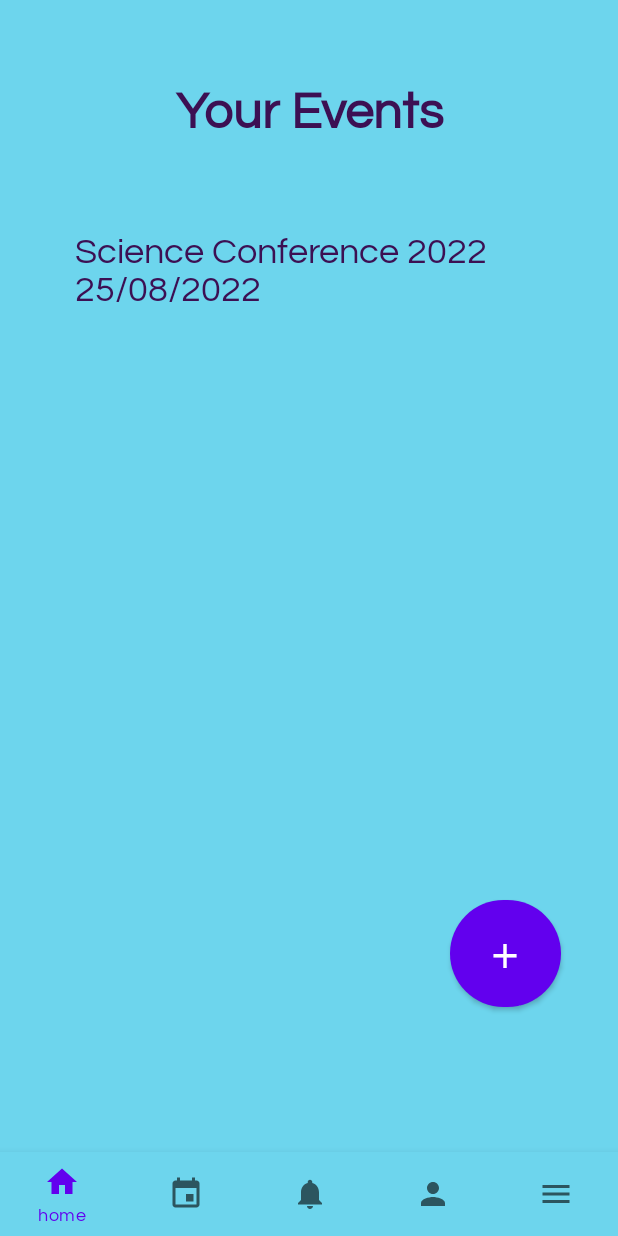
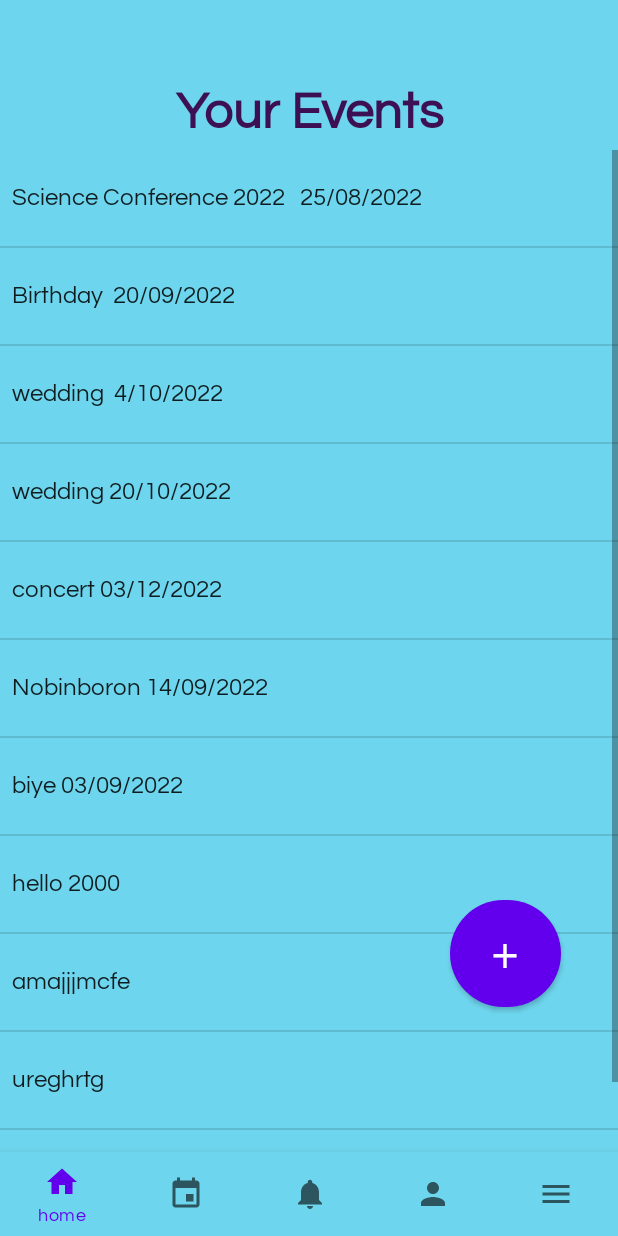
Before and after one commit to anika235/EventGo, an Android app: the homeFragment screen opened directly, with no data from a screen before it, on a phone screen of 412 x 824 dp. Run offline under Robolectric (Android 15) with nearby library versions, the phone set to English and light mode, and no system bars.

Commit message:
list view added

```diff
--- a/app/src/main/java/com/example/eventgo/homeFragment.java
+++ b/app/src/main/java/com/example/eventgo/homeFragment.java
@@ -6,14 +6,24 @@ import android.os.Bundle;
 import android.view.LayoutInflater;
 import android.view.View;
 import android.view.ViewGroup;
+import android.widget.AbsListView;
+import android.widget.AdapterView;
+import android.widget.ArrayAdapter;
 import android.widget.Button;
+import android.widget.ListView;
 import android.widget.TextView;
+import android.widget.Toast;
 
 import androidx.fragment.app.Fragment;
 
+import java.util.ArrayList;
+
 public class homeFragment extends Fragment {
+    ListView listView;
+    Activity context;
+    String[] events = {"Science Conference 2022   25/08/2022", "Birthday  20/09/2022", "wedding  4/10/2022", "wedding 20/10/2022", "concert 03/12/2022", "Nobinboron 14/09/2022",
+                      "biye 03/09/2022", "hello 2000", "amajjjmcfe","ureghrtg", "vuifjgrgurg"};
 
-    Activity context;
 
     private static final String ARG_PARAM1 = "param1";
     private static final String ARG_PARAM2 = "param2";
@@ -58,7 +68,13 @@ public class homeFragment extends Fragment {
     {
         super.onStart();
         Button button = (Button) context.findViewById(R.id.createbutton);
-        TextView button2 =(TextView) context.findViewById(R.id.textView3) ;
+        //TextView button2 =(TextView) context.findViewById(R.id.textView3) ;
+        listView = (ListView) context.findViewById(R.id.list);
+
+        ArrayAdapter<String> adapter = new ArrayAdapter<String>(context, android.R.layout.simple_dropdown_item_1line, events);
+        listView.setAdapter(adapter);
+
+
         button.setOnClickListener(new View.OnClickListener() {
             @Override
             public void onClick(View view) {
@@ -68,13 +84,18 @@ public class homeFragment extends Fragment {
             }
         });
 
-        button2.setOnClickListener(new View.OnClickListener() {
+
+        listView.setOnItemClickListener(new AdapterView.OnItemClickListener() {
             @Override
-            public void onClick(View view) {
-                Intent intent1 = new Intent(context, CurrentView.class);
-                startActivity(intent1);
+            public void onItemClick(AdapterView<?> adapterView, View view, int i, long l) {
+                Toast.makeText(context, events[i], Toast.LENGTH_SHORT).show();
+                 if(i==0)
+                 {
+                     startActivity(new Intent(context, CurrentView.class));
+                 }
             }
         });
 
+
     }
 }
--- a/app/src/main/res/layout/fragment_home.xml
+++ b/app/src/main/res/layout/fragment_home.xml
@@ -16,16 +16,13 @@
         android:textSize="34sp"
         android:textStyle="bold" />
 
-    <TextView
-        android:id="@+id/textView3"
-        android:layout_width="342dp"
-        android:layout_height="wrap_content"
-        android:layout_marginStart="50dp"
-        android:layout_marginTop="150dp"
-        android:text="Science Conference 2022
-                       25/08/2022"
-        android:textColor="@color/color3"
-        android:textSize="24sp" />
+
+    <ListView
+        android:id="@+id/list"
+        android:layout_width="wrap_content"
+        android:layout_height="match_parent"
+        android:layout_marginTop="100dp"
+        />
 
 
     <com.google.android.material.button.MaterialButton
```
Also changed, not shown: 18 other files.
